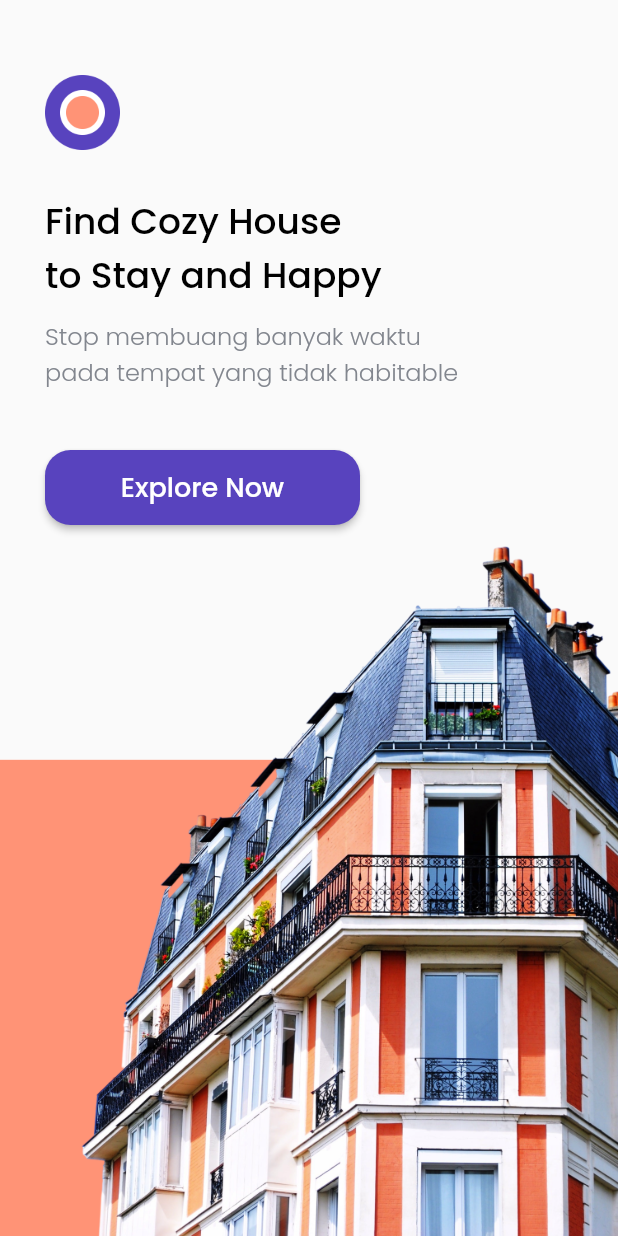
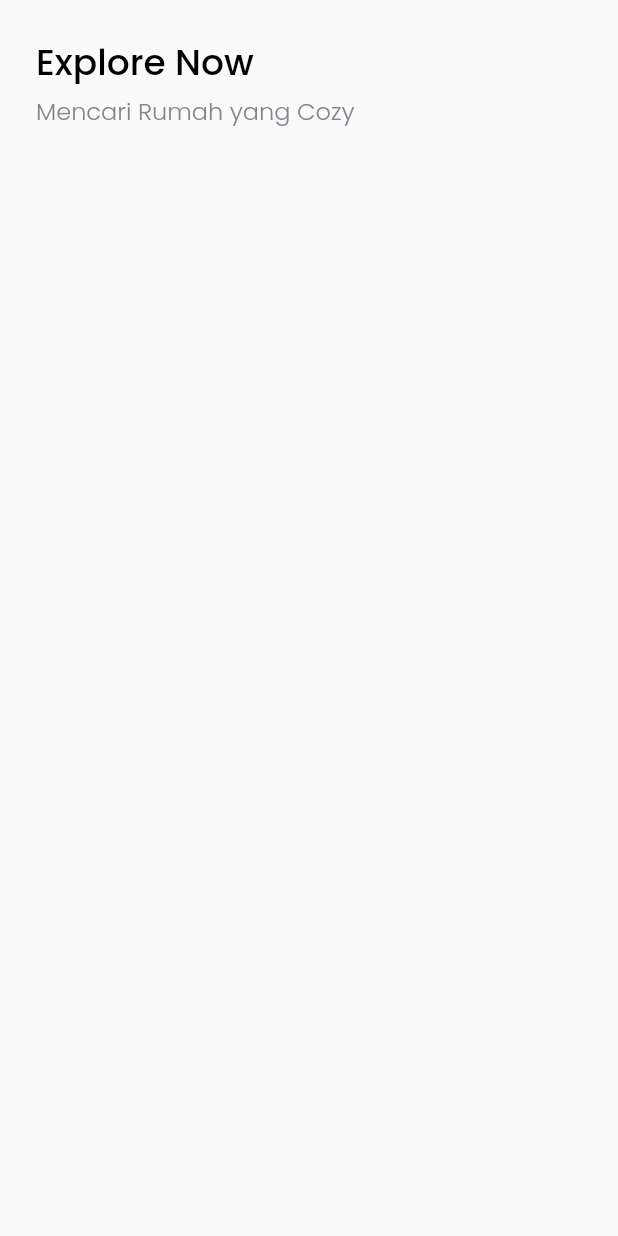
Before and after one commit to rinaldideveloper/flutter-find_house, a Flutter app: the screen it shows after launch, after a tap on "Explore Now", on a phone screen of 412 x 824 dp. Run offline on Flutter 3.47's test engine with Material 2 defaults, Android fonts, the phone set to English and light mode, and no system bars; our stand-ins replace google_fonts.

Commit message:
menambhakan judul untuk home screen

```diff
--- /dev/null
+++ b/lib/Pages/home_page.dart
@@ -0,0 +1,40 @@
+import 'package:bwa_cozy/theme.dart';
+import 'package:flutter/material.dart';
+
+class HomePage extends StatelessWidget {
+  const HomePage({Key? key}) : super(key: key);
+
+  @override
+  Widget build(BuildContext context) {
+    return Scaffold(
+        body: SafeArea(
+      child: Padding(
+        padding: EdgeInsets.symmetric(vertical: edge),
+        child: ListView(
+          children: [
+            Padding(
+              padding: EdgeInsets.only(left: 24),
+              child: Text(
+                'Explore Now',
+                style: blackTextStyle.copyWith(fontSize: 24),
+              ),
+            ),
+            SizedBox(
+              height: 2,
+            ),
+            Padding(
+              padding: EdgeInsets.only(left: edge),
+              child: Text(
+                'Mencari Rumah yang Cozy',
+                style: greyTextStyle.copyWith(fontSize: 16),
+              ),
+            ),
+            SizedBox(
+              height: 30,
+            )
+          ],
+        ),
+      ),
+    ));
+  }
+}
--- a/lib/Pages/splash_page.dart
+++ b/lib/Pages/splash_page.dart
@@ -1,3 +1,4 @@
+import 'package:bwa_cozy/Pages/home_page.dart';
 import 'package:bwa_cozy/theme.dart';
 import 'package:flutter/material.dart';
 
@@ -50,7 +51,12 @@ class SplashPage extends StatelessWidget {
                       height: 50,
                       width: 210,
                       child: RaisedButton(
-                        onPressed: () {},
+                        onPressed: () {
+                          Navigator.push(
+                              context,
+                              MaterialPageRoute(
+                                  builder: (context) => HomePage()));
+                        },
                         color: purpleColor,
                         shape: RoundedRectangleBorder(
                             borderRadius: BorderRadius.circular(17)),
--- a/lib/theme.dart
+++ b/lib/theme.dart
@@ -6,6 +6,8 @@ Color whiteColor = Color(0xffFFFFFF);
 Color blackColor = Color(0xff000000);
 Color orangeColor = Color(0xffFF9376);
 Color greyColor = Color(0xff82868E);
+
+double edge = 24;
 
 TextStyle blackTextStyle = GoogleFonts.poppins(
   fontWeight: FontWeight.w500,
```
